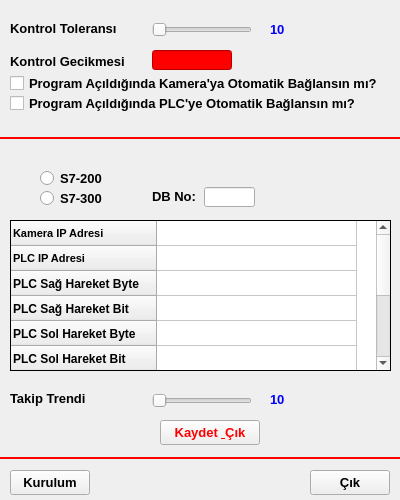
The window that settingsform.ui (alikanarya/JTW) describes before a commit, drawn with Qt 5.
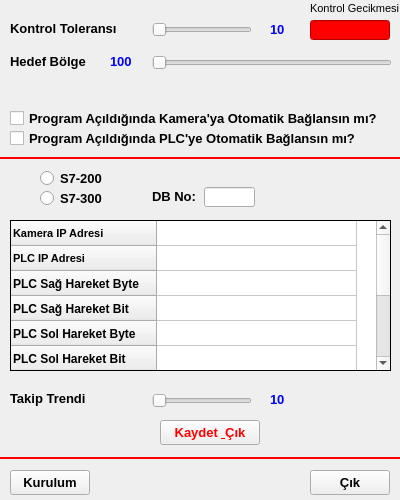
The same window after the commit. Icons and pictures are not drawn.

The edit to the form file:
```diff
--- a/settingsform.ui
+++ b/settingsform.ui
@@ -464,7 +464,7 @@
    <property name="geometry">
     <rect>
      <x>10</x>
-     <y>95</y>
+     <y>130</y>
      <width>361</width>
      <height>17</height>
     </rect>
@@ -485,7 +485,7 @@
    <property name="geometry">
     <rect>
      <x>10</x>
-     <y>75</y>
+     <y>110</y>
      <width>381</width>
      <height>17</height>
     </rect>
@@ -528,7 +528,7 @@
    <property name="geometry">
     <rect>
      <x>0</x>
-     <y>130</y>
+     <y>150</y>
      <width>400</width>
      <height>16</height>
     </rect>
@@ -629,10 +629,13 @@
    </property>
   </widget>
   <widget class="QLineEdit" name="editControlDelay">
+   <property name="enabled">
+    <bool>false</bool>
+   </property>
    <property name="geometry">
     <rect>
-     <x>152</x>
-     <y>50</y>
+     <x>310</x>
+     <y>20</y>
      <width>80</width>
      <height>20</height>
     </rect>
@@ -679,24 +682,93 @@
   <widget class="QLabel" name="label_4">
    <property name="geometry">
     <rect>
-     <x>10</x>
-     <y>53</y>
-     <width>131</width>
+     <x>310</x>
+     <y>0</y>
+     <width>91</width>
      <height>16</height>
     </rect>
    </property>
    <property name="font">
     <font>
      <family>Arial</family>
-     <pointsize>10</pointsize>
-     <weight>75</weight>
-     <bold>true</bold>
+     <pointsize>8</pointsize>
+     <weight>50</weight>
+     <bold>false</bold>
     </font>
    </property>
    <property name="text">
     <string>Kontrol Gecikmesi</string>
    </property>
   </widget>
+  <widget class="QSlider" name="targetSlider">
+   <property name="geometry">
+    <rect>
+     <x>152</x>
+     <y>50</y>
+     <width>240</width>
+     <height>25</height>
+    </rect>
+   </property>
+   <property name="minimum">
+    <number>100</number>
+   </property>
+   <property name="maximum">
+    <number>320</number>
+   </property>
+   <property name="singleStep">
+    <number>2</number>
+   </property>
+   <property name="pageStep">
+    <number>5</number>
+   </property>
+   <property name="orientation">
+    <enum>Qt::Horizontal</enum>
+   </property>
+  </widget>
+  <widget class="QLabel" name="label_5">
+   <property name="geometry">
+    <rect>
+     <x>10</x>
+     <y>53</y>
+     <width>111</width>
+     <height>16</height>
+    </rect>
+   </property>
+   <property name="font">
+    <font>
+     <family>Arial</family>
+     <pointsize>10</pointsize>
+     <weight>75</weight>
+     <bold>true</bold>
+    </font>
+   </property>
+   <property name="text">
+    <string>Hedef Bölge</string>
+   </property>
+  </widget>
+  <widget class="QLabel" name="labelTarget">
+   <property name="geometry">
+    <rect>
+     <x>110</x>
+     <y>53</y>
+     <width>30</width>
+     <height>16</height>
+    </rect>
+   </property>
+   <property name="font">
+    <font>
+     <pointsize>10</pointsize>
+     <weight>75</weight>
+     <bold>true</bold>
+    </font>
+   </property>
+   <property name="styleSheet">
+    <string notr="true">color: rgb(0, 0, 255);</string>
+   </property>
+   <property name="text">
+    <string>100</string>
+   </property>
+  </widget>
  </widget>
  <resources>
   <include location="icons.qrc"/>
```
Left out of the diff: 25 changed lines with no effect on the pictures.
